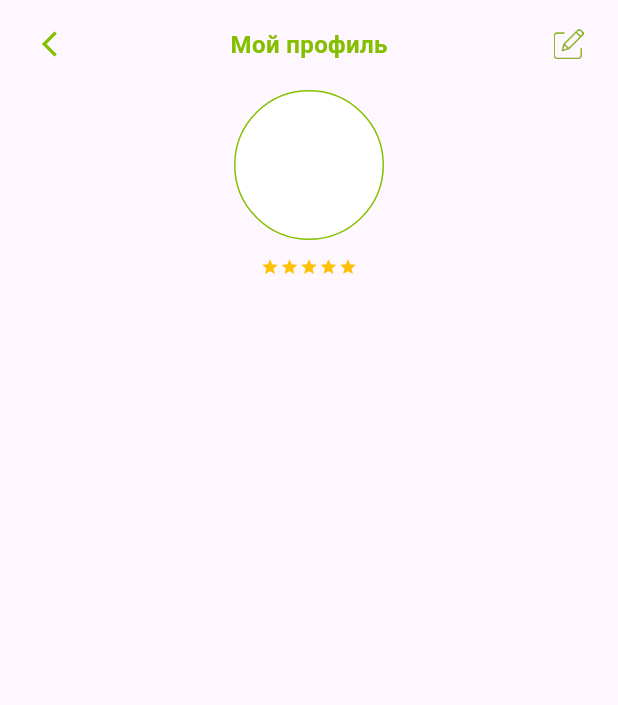
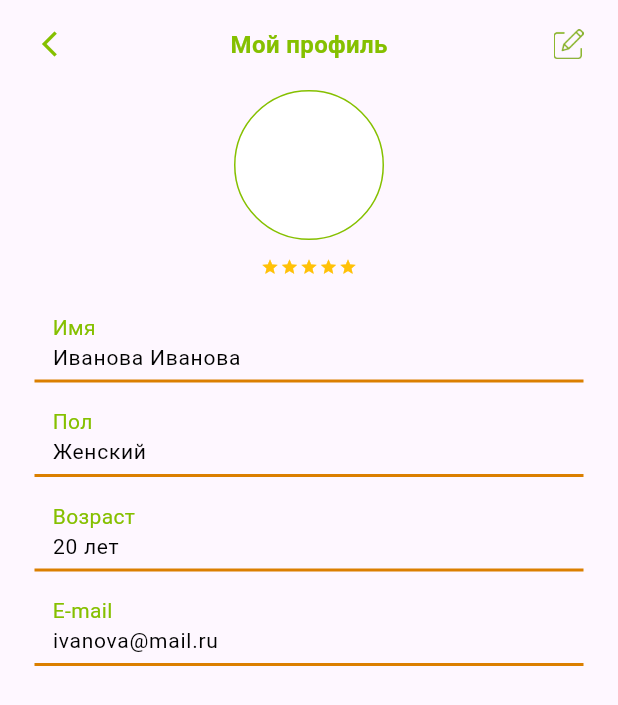
Before and after one commit to yerkinyerkin/food_share_app, a Flutter app: the MyProfile screen opened directly, on a phone screen of 412 x 824 dp. Shown: the top 705 px of the screen. Run offline on Flutter 3.47's test engine with Material 3 defaults, Android fonts, the phone set to English and light mode, and no system bars.

Commit message:
feat-profile_settings

```diff
--- a/lib/features/profile/screens/my_profile.dart
+++ b/lib/features/profile/screens/my_profile.dart
@@ -9,6 +9,25 @@ class MyProfile extends StatefulWidget {
 }
 
 class _MyProfileState extends State<MyProfile> {
+   final _name   = TextEditingController(text: 'Иванова Иванова');
+  final _gender = TextEditingController(text: 'Женский');
+  final _age    = TextEditingController(text: '20 лет');
+  final _email  = TextEditingController(text: 'ivanova@mail.ru');
+
+  @override
+  void initState() {
+    super.initState();
+  }
+
+  @override
+  void dispose() {
+    _name.dispose();
+    _gender.dispose();
+    _age.dispose();
+    _email.dispose();
+    super.dispose();
+  }
+
   @override
   Widget build(BuildContext context) {
     return Scaffold(
@@ -58,11 +77,87 @@ class _MyProfileState extends State<MyProfile> {
                 ],
               ),
               const SizedBox(height: 16),
-
+              ListView(
+                physics: const NeverScrollableScrollPhysics(),
+                shrinkWrap: true,
+                children:  [
+                  LabeledUnderlineField(label: 'Имя',     controller: _name,   readOnly: true),
+                  LabeledUnderlineField(label: 'Пол',     controller: _gender, readOnly: true),
+                  LabeledUnderlineField(label: 'Возраст', controller: _age,    readOnly: true),
+                  LabeledUnderlineField(label: 'E-mail',  controller: _email,  readOnly: true),
+                ],
+              ),
             ],
           ),
         ),
       ),
     );
   }
+
 }
+
+const _dividerColor = Color(0xFFDB7F00); // orange
+
+class LabeledUnderlineField extends StatelessWidget {
+  const LabeledUnderlineField({
+    super.key,
+    required this.label,
+    this.controller,
+    this.hintText,
+    this.readOnly = false,
+    this.keyboardType,
+    this.onTap,
+  });
+
+  final String label;
+  final TextEditingController? controller;
+  final String? hintText;
+  final bool readOnly;
+  final TextInputType? keyboardType;
+  final VoidCallback? onTap;
+
+  @override
+  Widget build(BuildContext context) {
+    return Padding(
+      padding: const EdgeInsets.symmetric( vertical: 8),
+      child: Column(
+        crossAxisAlignment: CrossAxisAlignment.start,
+        children: [
+          Padding(
+            padding: const EdgeInsets.only(left: 12),
+            child: Column(
+              crossAxisAlignment: CrossAxisAlignment.start,
+              children: [
+              Text(
+                label,
+                style: const TextStyle(
+                  color: ColorStyles.primaryColor,
+                  fontSize: 14,
+                  fontWeight: FontWeight.w400,
+                ),
+              ),
+              TextFormField(
+                controller: controller,
+                readOnly: readOnly,
+                onTap: onTap,
+                keyboardType: keyboardType,
+                style: const TextStyle(fontSize: 14, color: Colors.black,fontWeight: FontWeight.w400),
+                decoration: InputDecoration(
+                  hintText: hintText,
+                  isDense: true,
+                  contentPadding: EdgeInsets.zero,
+                  border: InputBorder.none,         // no default border
+                  focusedBorder: InputBorder.none,
+                  enabledBorder: InputBorder.none,
+                ),
+              ),
+              ],
+            ),
+          ),
+          const SizedBox(height: 4),
+          Container(height: 2, color: _dividerColor), // orange line
+        ],
+      ),
+    );
+  }
+}
```
Also changed, not shown: lib/features/profile/screens/profile_screen.dart (+7 -1 lines), lib/features/profile/screens/settings/screens/settings_screen.dart (added, +155 -0 lines), assets/images/png/clock_icon.png (added), assets/images/png/language_icon.png (added), assets/images/png/profile_logo.png, assets/images/png/theme_icon.png (added), 1 other file.
